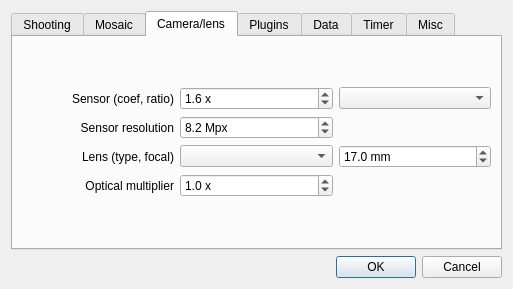
bingostar89/Papywizard, file papywizard/view/ui/configDialog.ui: the form before one commit.
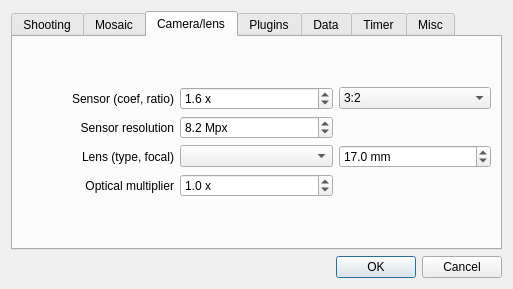
The form after the commit. The open tabs and pages were chosen to show the change. Icons and pictures are not drawn.

The edit to the form file:
```diff
--- a/papywizard/view/ui/configDialog.ui
+++ b/papywizard/view/ui/configDialog.ui
@@ -396,7 +396,7 @@
          <item row="0" column="2">
           <widget class="QComboBox" name="sensorRatioComboBox">
            <property name="currentIndex">
-            <number>-1</number>
+            <number>0</number>
            </property>
            <item>
             <property name="text">
```
Left out of the diff: 38 changed lines with no effect on the pictures.
